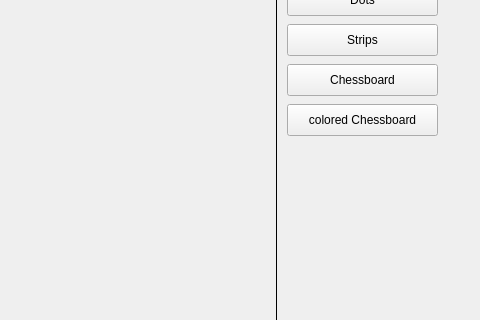
Qt form Schachbrett/mainwindow.ui (gitter-badger/avp) before a commit; both pictures show x 143 to 623 and y 83 to 403 of the 623 by 487 pixel window.
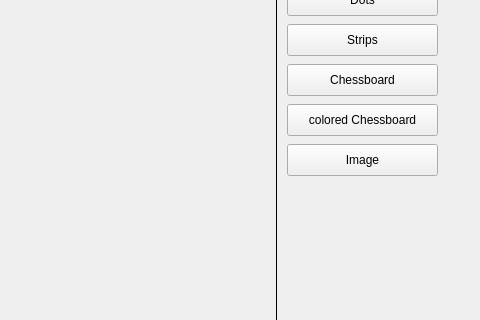
The same form after that commit.

Commit message: image button added

The edit to the form file:
```diff
--- a/Schachbrett/mainwindow.ui
+++ b/Schachbrett/mainwindow.ui
@@ -95,6 +95,19 @@
      <string>colored Chessboard</string>
     </property>
    </widget>
+   <widget class="QPushButton" name="imgButton">
+    <property name="geometry">
+     <rect>
+      <x>430</x>
+      <y>210</y>
+      <width>151</width>
+      <height>32</height>
+     </rect>
+    </property>
+    <property name="text">
+     <string>Image</string>
+    </property>
+   </widget>
   </widget>
   <widget class="QMenuBar" name="menuBar">
    <property name="geometry">
```
The commit also changes 3 other files.
